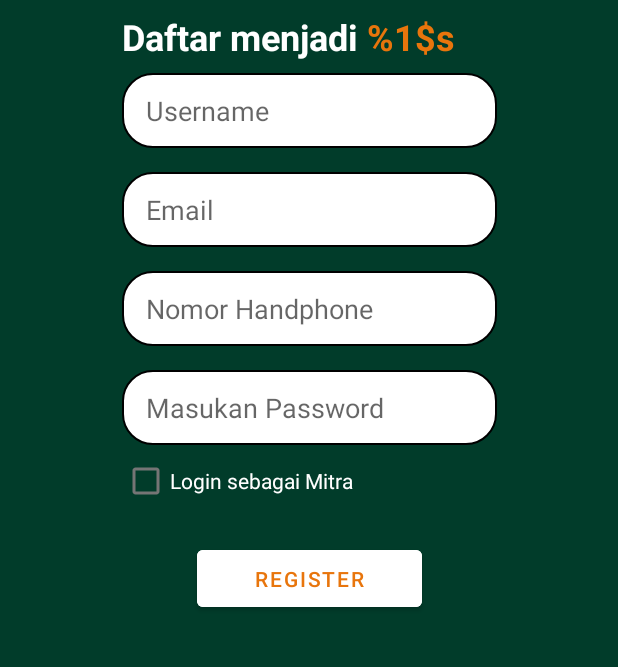
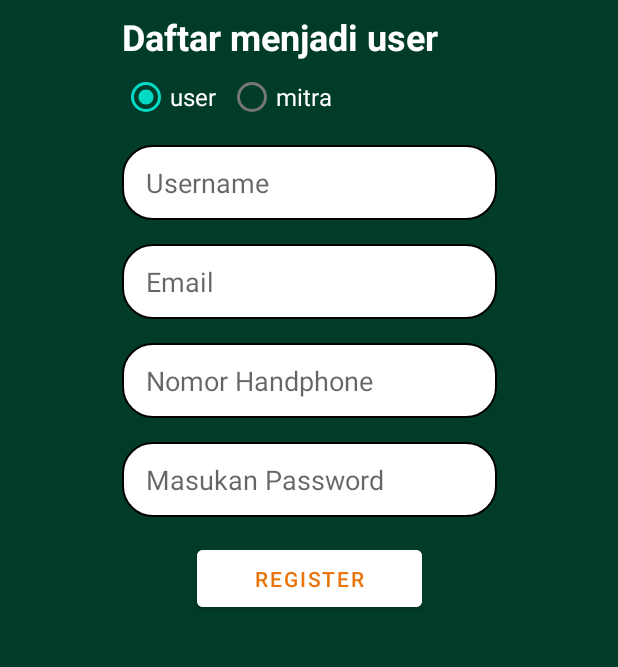
Before and after one commit to imamfirdaus-if/kasbaik, an Android app: the RegisterActivity screen opened directly, with no data from a screen before it, after a tap on "REGISTER", on a phone screen of 412 x 824 dp, the part 357-1024 px from its top. Run offline under Robolectric (Android 15) with nearby library versions, the phone set to English and light mode, and no system bars.

Commit message:
add login for mitra and layouting home mitra

```diff
--- a/android/app/src/main/AndroidManifest.xml
+++ b/android/app/src/main/AndroidManifest.xml
@@ -12,6 +12,9 @@
         android:supportsRtl="true"
         android:theme="@style/Theme.KasBaik"
         android:usesCleartextTraffic="true">
+        <activity
+            android:name=".ui.beranda.login.mitra.home.HomeMitraActivity"
+            android:exported="false" />
         <activity
             android:name=".ui.beranda.login.peminjam.home.profile.ProfileActivity"
             android:exported="false" />
--- a/android/app/src/main/java/com/hitzvera/kasbaik/ui/beranda/daftar/RegisterActivity.kt
+++ b/android/app/src/main/java/com/hitzvera/kasbaik/ui/beranda/daftar/RegisterActivity.kt
@@ -4,11 +4,11 @@ import android.app.Dialog
 import android.content.Intent
 import androidx.appcompat.app.AppCompatActivity
 import android.os.Bundle
+import android.provider.MediaStore
+import android.util.Log
 import android.view.View
 import android.view.Window
-import android.widget.Button
-import android.widget.TextView
-import android.widget.Toast
+import android.widget.*
 import androidx.lifecycle.ViewModelProvider
 import com.hitzvera.kasbaik.R
 import com.hitzvera.kasbaik.databinding.ActivityRegisterBinding
@@ -25,6 +25,7 @@ class RegisterActivity : AppCompatActivity(), View.OnClickListener {
         setContentView(binding.root)
 
         viewModel = ViewModelProvider(this)[RegisterViewModel::class.java]
+        setupRadioButton()
         binding.btnRegister.setOnClickListener(this)
 
     }
@@ -36,13 +37,10 @@ class RegisterActivity : AppCompatActivity(), View.OnClickListener {
                 val email = binding.edEmail.text.trim().toString()
                 val phone = binding.edPhoneNumber.text.trim().toString()
                 val password = binding.edPassword.text.trim().toString()
-                val isMitra = binding.cbLoginAsMitra.isChecked
-                lateinit var role: String;
-                role = if(isMitra){
-                    "mitra"
-                } else {
-                    "user"
-                }
+                val radioId: Int = binding.radioGroupSebagai.checkedRadioButtonId
+
+                val radioButton: RadioButton = findViewById(radioId)
+                val role: String = radioButton.text.toString()
                 if(validateForm(username, email, phone, password)) {
                     viewModel.createAccount(username, email, phone, password, role,this)
                     viewModel.isLoading.observe(this){
@@ -53,6 +51,14 @@ class RegisterActivity : AppCompatActivity(), View.OnClickListener {
                     }
                 }
             }
+        }
+    }
+
+    private fun setupRadioButton(){
+        binding.tvRegistrasiSebagai.text = getString(R.string.regis_as, getString(R.string.user))
+        binding.radioGroupSebagai.setOnCheckedChangeListener { _, i ->
+            val radio: RadioButton = findViewById(i)
+            binding.tvRegistrasiSebagai.text = getString(R.string.regis_as, radio.text)
         }
     }
 
--- /dev/null
+++ b/android/app/src/main/java/com/hitzvera/kasbaik/ui/beranda/login/mitra/home/HomeMitraViewModel.kt
@@ -0,0 +1,6 @@
+package com.hitzvera.kasbaik.ui.beranda.login.mitra.home
+
+import androidx.lifecycle.ViewModel
+
+class HomeMitraViewModel: ViewModel() {
+}
--- a/android/app/src/main/java/com/hitzvera/kasbaik/ui/beranda/login/peminjam/LoginAsPeminjamActivity.kt
+++ b/android/app/src/main/java/com/hitzvera/kasbaik/ui/beranda/login/peminjam/LoginAsPeminjamActivity.kt
@@ -49,7 +49,7 @@ class LoginAsPeminjamActivity : AppCompatActivity(), View.OnClickListener {
 
     private fun validateLogin(email: String, password: String): Boolean{
         if(android.util.Patterns.EMAIL_ADDRESS.matcher(email).matches()
-            && password.length >= 6 && password.isNotEmpty() && email.isNotEmpty()) {
+            && password.isNotEmpty() && email.isNotEmpty()) {
             return true
         }
         return false
--- a/android/app/src/main/res/layout/activity_register.xml
+++ b/android/app/src/main/res/layout/activity_register.xml
@@ -29,8 +29,34 @@
         android:textStyle="bold"
         android:layout_marginTop="8dp"
         app:layout_constraintStart_toStartOf="@id/ed_username"
-        app:layout_constraintTop_toBottomOf="@id/logo"
-        app:layout_constraintBottom_toTopOf="@id/ed_username"/>
+        app:layout_constraintTop_toBottomOf="@id/logo" />
+
+    <RadioGroup
+        android:id="@+id/radio_group_sebagai"
+        android:layout_width="wrap_content"
+        android:layout_height="wrap_content"
+        android:orientation="horizontal"
+        app:layout_constraintStart_toStartOf="@+id/tv_registrasi_sebagai"
+        app:layout_constraintTop_toBottomOf="@+id/tv_registrasi_sebagai">
+
+        <RadioButton
+            android:id="@+id/radio_user"
+            android:layout_width="wrap_content"
+            android:layout_height="wrap_content"
+            android:text="@string/user"
+            android:textColor="@color/white"
+            android:textSize="16sp"
+            android:checked="true"/>
+
+        <RadioButton
+            android:id="@+id/radio_mitra"
+            android:layout_width="wrap_content"
+            android:layout_height="wrap_content"
+            android:layout_marginStart="8dp"
+            android:text="mitra"
+            android:textColor="@color/white"
+            android:textSize="16sp"/>
+    </RadioGroup>
 
 
     <EditText
@@ -43,7 +69,7 @@
         android:layout_marginTop="8dp"
         app:layout_constraintEnd_toEndOf="parent"
         app:layout_constraintStart_toStartOf="parent"
-        app:layout_constraintTop_toBottomOf="@+id/tv_registrasi_sebagai" />
+        app:layout_constraintTop_toBottomOf="@+id/radio_group_sebagai" />
 
     <EditText
         android:id="@+id/ed_email"
@@ -82,15 +108,6 @@
         app:layout_constraintStart_toStartOf="parent"
         app:layout_constraintTop_toBottomOf="@+id/ed_phone_number" />
 
-    <CheckBox
-        android:id="@+id/cb_login_as_mitra"
-        android:layout_width="wrap_content"
-        android:layout_height="wrap_content"
-        android:text="Login sebagai Mitra"
-        android:textColor="@color/white"
-        app:layout_constraintTop_toBottomOf="@id/ed_password"
-        app:layout_constraintStart_toStartOf="@id/ed_password"
-        />
 
     <Button
         android:id="@+id/btn_register"
@@ -102,7 +119,7 @@
         android:textColor="@color/orange"
         app:layout_constraintEnd_toEndOf="parent"
         app:layout_constraintStart_toStartOf="parent"
-        app:layout_constraintTop_toBottomOf="@id/cb_login_as_mitra" />
+        app:layout_constraintTop_toBottomOf="@id/ed_password" />
 
     <ProgressBar
         android:id="@+id/progressBar_register"
--- a/android/app/src/main/res/layout/register_pop_up_success.xml
+++ b/android/app/src/main/res/layout/register_pop_up_success.xml
@@ -47,9 +47,9 @@
         android:textSize="16sp"
         android:textStyle="bold"
         android:layout_marginTop="16dp"
-        app:layout_constraintTop_toBottomOf="@id/tv_registrasi_berhasil"
-        app:layout_constraintStart_toStartOf="@+id/tv_registrasi_berhasil"
-        app:layout_constraintEnd_toEndOf="@+id/tv_registrasi_berhasil"/>
+        app:layout_constraintTop_toBottomOf="@id/tv_successful"
+        app:layout_constraintStart_toStartOf="@+id/tv_successful"
+        app:layout_constraintEnd_toEndOf="@+id/tv_successful"/>
 
 
 </androidx.constraintlayout.widget.ConstraintLayout>
--- a/android/app/src/main/res/values/strings.xml
+++ b/android/app/src/main/res/values/strings.xml
@@ -27,4 +27,5 @@
 
     <string name="greet_user">Selamat datang <font fgcolor="#FFE8750C">%1$s</font></string>
     <string name="regis_as">Daftar menjadi <font fgcolor="#FFE8750C">%1$s</font></string>
+    <string name="user">user</string>
 </resources>
```
Also changed, not shown: android/app/src/main/java/com/hitzvera/kasbaik/response/LoginMitraResponse.kt (added, +21 -0 lines), android/app/src/main/java/com/hitzvera/kasbaik/ui/beranda/login/mitra/LoginAsMitraActivity.kt (+99 -2 lines), android/app/src/main/java/com/hitzvera/kasbaik/ui/beranda/login/mitra/LoginAsMitraViewModel.kt (+43 -3 lines), android/app/src/main/java/com/hitzvera/kasbaik/ui/beranda/login/mitra/home/HomeMitraActivity.kt (added, +25 -0 lines), android/app/src/main/res/layout/activity_home_mitra.xml (added, +144 -0 lines), android/app/src/main/res/layout/activity_login_as_mitra.xml (+46 -27 lines).
